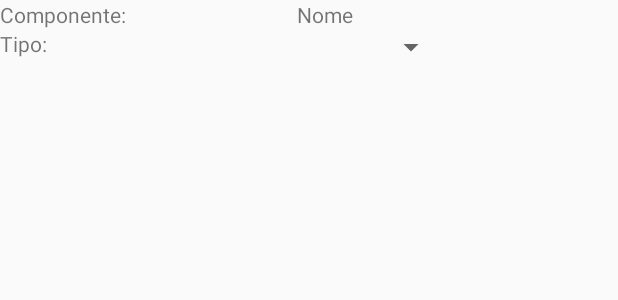
After one commit to pkaislan123/BluetoothControlApp, an Android app: the layout itens_configurar_scketch.xml on its own in the app's theme, with its tools: preview values and no code run, on a phone screen of 412 x 824 dp. The commit adds this screen. Shown: the top 300 px of the screen. Run offline under Robolectric (Android 15) with nearby library versions, the phone set to English and light mode, and no system bars.

Commit message:
refazendo tela para gerar scketch

```diff
--- /dev/null
+++ b/src/main/res/layout/itens_configurar_scketch.xml
@@ -0,0 +1,48 @@
+<?xml version="1.0" encoding="utf-8"?>
+<LinearLayout xmlns:android="http://schemas.android.com/apk/res/android"
+    xmlns:app="http://schemas.android.com/apk/res-auto"
+    xmlns:tools="http://schemas.android.com/tools"
+    android:layout_width="match_parent"
+    android:layout_height="match_parent">
+
+    <LinearLayout
+        android:layout_width="match_parent"
+        android:layout_height="match_parent">
+
+        <LinearLayout
+            android:layout_width="198dp"
+            android:layout_height="match_parent"
+            android:orientation="vertical">
+
+            <TextView
+                android:id="@+id/textView53"
+                android:layout_width="match_parent"
+                android:layout_height="wrap_content"
+                android:text="Componente:" />
+
+            <TextView
+                android:id="@+id/textView54"
+                android:layout_width="match_parent"
+                android:layout_height="wrap_content"
+                android:text="Tipo:" />
+        </LinearLayout>
+
+        <LinearLayout
+            android:layout_width="100dp"
+            android:layout_height="47dp"
+            android:orientation="vertical">
+
+            <TextView
+                android:id="@+id/itens_configurar_scketch_nome_componente"
+                android:layout_width="match_parent"
+                android:layout_height="wrap_content"
+                android:text="Nome" />
+
+            <Spinner
+                android:id="@+id/itens_configurar_scketch_tipo_componente"
+                android:layout_width="match_parent"
+                android:layout_height="wrap_content" />
+        </LinearLayout>
+    </LinearLayout>
+
+</LinearLayout>
```
Also changed, not shown: src/main/java/com/example/bluetoothcontrol/Componente.java (+116 -4 lines), src/main/java/com/example/bluetoothcontrol/GerarScketch.java (+15 -2 lines), src/main/java/com/example/bluetoothcontrol/TelaNovoLayoutsPersonalizados.java (+14 -1 lines), src/main/res/layout/fragment_panel_skecth.xml (+17 -2 lines).
